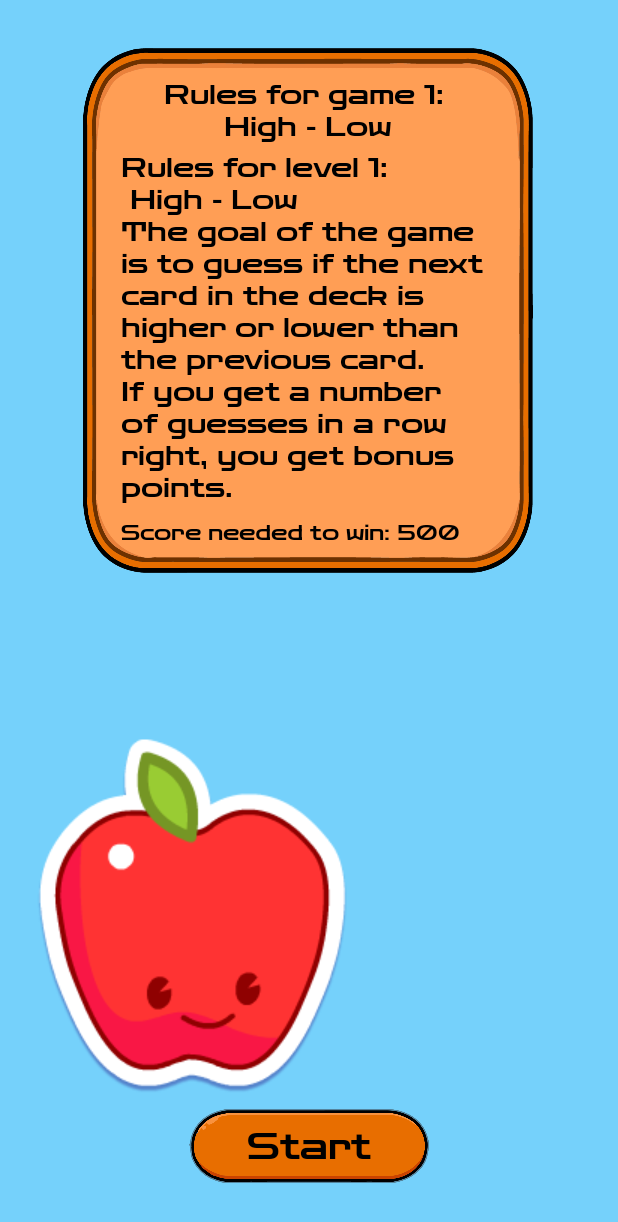
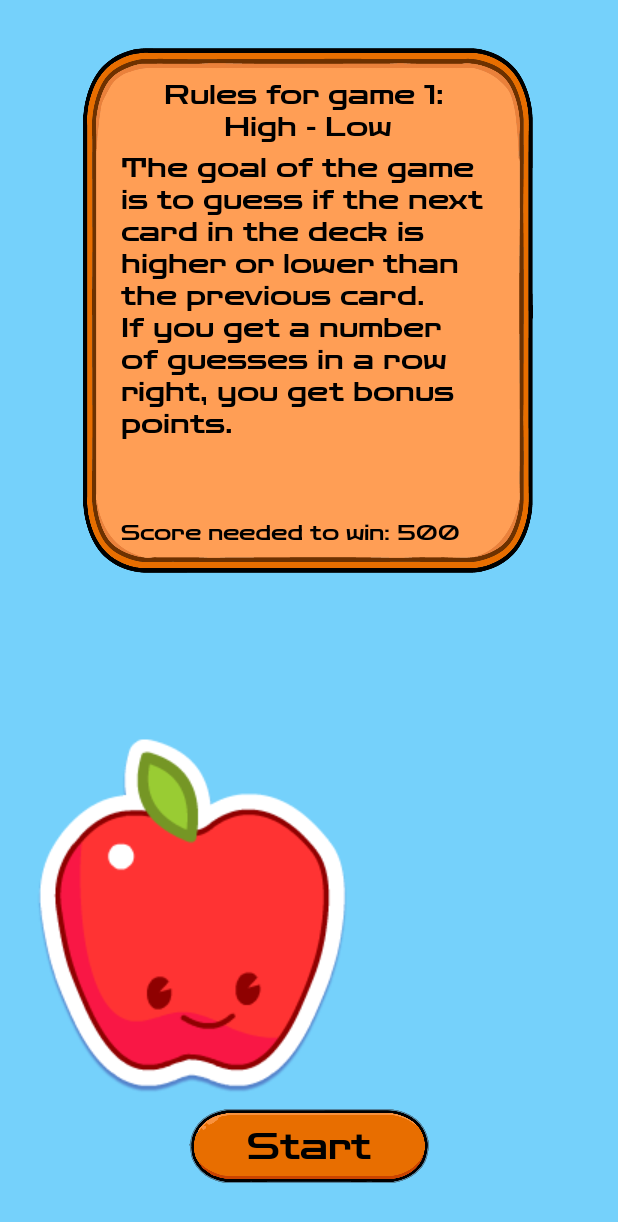
Before and after one commit to jonasbondesson84/ma23_kotlin_CardGame, an Android app: the fragment gameDoneFragment placed in its activity, after a tap on an icon or button, on a phone screen of 412 x 824 dp. Shown: the top 1222 px of the screen. Run offline under Robolectric (Android 15) with nearby library versions, the phone set to English and light mode, and no system bars; 6 statements that could not run were skipped.

Commit message:
fixed some rules text and moved some buttons

```diff
--- a/app/src/main/java/com/example/cardgame/GameEngine.kt
+++ b/app/src/main/java/com/example/cardgame/GameEngine.kt
@@ -3,18 +3,18 @@
 object GameEngine {
 
     var gameLevels = listOf(
-        Level(1, "Rules for level 1: \n High - Low \nThe goal of the game is to guess if the next card in the deck is higher or lower than the previous card. If you get a number of guesses in a row right, you get bonus points. ", 500, 0, 0, R.drawable.beetroot, "High - Low"),
-        Level(2, "Rules for level 2: \n High - Low \nThe goal of the game is to guess if the next card in the deck is higher or lower than the previous card. If you get a number of guesses in a row right, you get bonus points. ", 1000, 0, 0, R.drawable.beachball, "High - Low"),
-        Level(3, "Rules for level 3: \n High - Low \nThe goal of the game is to guess if the next card in the deck is higher or lower than the previous card. If you get a number of guesses in a row right, you get bonus points. ", 1500, 0, 0, R.drawable.carrot, "High - Low"),
-        Level(4, "Rules for level 4: \n High - Lowe \nThe goal of the game is to guess if the next card in the deck is higher or lower than the previous card. If you get a number of guesses in a row right, you get bonus points. ", 2000, 0, 0, R.drawable.tomato, "High - Low"),
-        Level(5, "Rules for level 5: \n Go fish! \nOn your turn, ask the other player if they have any cards of a specific rank. If they have matching cards in their hand, they have to give you all of them and you lay them out for scoring. If they don’t have any cards, then you draw a card. You get score based on how many pairs you and your opponent have at the end of the game.", 100, 0, 1, R.drawable.tree, "Go fish"),
-        Level(6, "Rules for level 6: \n Go fish! \nOn your turn, ask the other player if they have any cards of a specific rank. If they have matching cards in their hand, they have to give you all of them and you lay them out for scoring. If they don’t have any cards, then you draw a card. You get score based on how many pairs you and your opponent have at the end of the game.", 300, 0, 1, R.drawable.carrot, "Go fish"),
-        Level(7, "Rules for level 7: \n Go fish! \nOn your turn, ask the other player if they have any cards of a specific rank. If they have matching cards in their hand, they have to give you all of them and you lay them out for scoring. If they don’t have any cards, then you draw a card. You get score based on how many pairs you and your opponent have at the end of the game.", 500, 0, 1, R.drawable.bush, "Go fish"),
-        Level(8, "Rules for level 8: \n Crazy eight \nThe goal of Crazy Eights is to get rid of all the cards in your hand before the other player. You each start with 5 cards in your hand and a face-up card in the middle. If you have a card that matches either the suit or rank of the card in the middle, play it on your turn. Otherwise, you draw cards until you’re able to play one. The 8s are wild, so you can play them whenever you want and choose the suit for the next player. You get score based on what is left in your opponents hand when someones hand is empty", 100, 0, 2, R.drawable.beachball, "Crazy eight"),
-        Level(9, "Rules for level 9: \n Crazy eight \nThe goal of Crazy Eights is to get rid of all the cards in your hand before the other player. You each start with 5 cards in your hand and a face-up card in the middle. If you have a card that matches either the suit or rank of the card in the middle, play it on your turn. Otherwise, you draw cards until you’re able to play one. The 8s are wild, so you can play them whenever you want and choose the suit for the next player. You get score based on what is left in your opponents hand when someones hand is empty", 10, 120, 2, R.drawable.tomato, "Crazy eight"),
-        Level(10, "Rules for level 10: \n Crazy eight \nThe goal of Crazy Eights is to get rid of all the cards in your hand before the other player. You each start with 5 cards in your hand and a face-up card in the middle. If you have a card that matches either the suit or rank of the card in the middle, play it on your turn. Otherwise, you draw cards until you’re able to play one. The 8s are wild, so you can play them whenever you want and choose the suit for the next player. You get score based on what is left in your opponents hand when someones hand is empty", 10, 140, 2, R.drawable.fountain, "Crazy eight")
+        Level(1, "The goal of the game is to guess if the next card in the deck is higher or lower than the previous card. If you get a number of guesses in a row right, you get bonus points. ", 500, 0, 0, R.drawable.beetroot, "High - Low"),
+        Level(2, "The goal of the game is to guess if the next card in the deck is higher or lower than the previous card. If you get a number of guesses in a row right, you get bonus points. ", 1000, 0, 0, R.drawable.beachball, "High - Low"),
+        Level(3, "The goal of the game is to guess if the next card in the deck is higher or lower than the previous card. If you get a number of guesses in a row right, you get bonus points. ", 1500, 0, 0, R.drawable.carrot, "High - Low"),
+        Level(4, "The goal of the game is to guess if the next card in the deck is higher or lower than the previous card. If you get a number of guesses in a row right, you get bonus points. ", 2000, 0, 0, R.drawable.tomato, "High - Low"),
+        Level(5, "On your turn, ask the other player if they have any cards of a specific rank. If they have matching cards in their hand, they have to give you all of them and you lay them out for scoring. If they don’t have any cards, then you draw a card. You get score based on how many pairs you and your opponent have at the end of the game.", 100, 0, 1, R.drawable.tree, "Go fish"),
+        Level(6, "On your turn, ask the other player if they have any cards of a specific rank. If they have matching cards in their hand, they have to give you all of them and you lay them out for scoring. If they don’t have any cards, then you draw a card. You get score based on how many pairs you and your opponent have at the end of the game.", 200, 0, 1, R.drawable.carrot, "Go fish"),
+        Level(7, "On your turn, ask the other player if they have any cards of a specific rank. If they have matching cards in their hand, they have to give you all of them and you lay them out for scoring. If they don’t have any cards, then you draw a card. You get score based on how many pairs you and your opponent have at the end of the game.", 400, 0, 1, R.drawable.bush, "Go fish"),
+        Level(8, "The goal of Crazy Eights is to get rid of all the cards in your hand before the other player. You each start with 5 cards in your hand and a face-up card in the middle. If you have a card that matches either the suit or rank of the card in the middle, play it on your turn. Otherwise, you draw cards until you’re able to play one. The 8s are wild, so you can play them whenever you want and choose the suit for the next player. You get score based on what is left in your opponents hand when someones hand is empty", 100, 0, 2, R.drawable.beachball, "Crazy eight"),
+        Level(9, "The goal of Crazy Eights is to get rid of all the cards in your hand before the other player. You each start with 5 cards in your hand and a face-up card in the middle. If you have a card that matches either the suit or rank of the card in the middle, play it on your turn. Otherwise, you draw cards until you’re able to play one. The 8s are wild, so you can play them whenever you want and choose the suit for the next player. You get score based on what is left in your opponents hand when someones hand is empty", 120, 0, 2, R.drawable.tomato, "Crazy eight"),
+        Level(10, "The goal of Crazy Eights is to get rid of all the cards in your hand before the other player. You each start with 5 cards in your hand and a face-up card in the middle. If you have a card that matches either the suit or rank of the card in the middle, play it on your turn. Otherwise, you draw cards until you’re able to play one. The 8s are wild, so you can play them whenever you want and choose the suit for the next player. You get score based on what is left in your opponents hand when someones hand is empty", 140, 0, 2, R.drawable.fountain, "Crazy eight")
     )
-    var currentLevel = 0;
+    var currentLevel = 0
 
 
 
--- a/app/src/main/java/com/example/cardgame/gameDoneFragment.kt
+++ b/app/src/main/java/com/example/cardgame/gameDoneFragment.kt
@@ -90,13 +90,13 @@
         (activity as GameScreen).saveData()
         (activity as GameScreen).loadGameProgress()
 
-        imNextGame.setOnClickListener() {
+        imNextGame.setOnClickListener {
             GameEngine.currentLevel++
             goToProgressTree()
         }
 
-        imReplayGame.setOnClickListener() {
-            goToNextGame(null)
+        imReplayGame.setOnClickListener {
+            goToNextGame()
         }
 
 
@@ -109,8 +109,9 @@
             withContext(Dispatchers.Main) {
                 for(i in 0 .. levelScore) {
                     tvScore.text = i.toString()
+                    setStars(i)
                     delay(1L)
-                    setStars(i)
+
                 }
             }
         }
@@ -139,13 +140,13 @@
     }
 
     fun getStarsImages(levelScore: Int, scoreForStar: Int): Int {
-        if(levelScore > scoreForStar) {
+        if(levelScore >= scoreForStar) {
             return R.drawable.icon_large_star_whiteoutline
         } else {
             return R.drawable.icon_large_starsrey_seethroughoutline
         }
     }
-    fun goToNextGame(view: View?) {
+    fun goToNextGame() {
         (activity as? GameScreen)?.switchFragment(null, gameIntroFragment(), false)
     }
     fun goToProgressTree() {
@@ -157,7 +158,7 @@
          * Use this factory method to create a new instance of
          * this fragment using the provided parameters.
          *
-         * @param param1 Parameter 1.
+         * @param score Parameter 1.
          * @param param2 Parameter 2.
          * @return A new instance of fragment gameDoneFragment.
          */
--- a/app/src/main/res/layout/fragment_game_mode1.xml
+++ b/app/src/main/res/layout/fragment_game_mode1.xml
@@ -109,10 +109,10 @@
             android:id="@+id/imGoFishButton"
             android:layout_width="120dp"
             android:layout_height="152dp"
-            android:layout_marginStart="5dp"
+            android:layout_marginEnd="5dp"
             android:src="@drawable/iconbutton_large_orange_rounded"
             app:layout_constraintBottom_toTopOf="@id/rvHumanCards"
-            app:layout_constraintStart_toStartOf="parent" />
+            app:layout_constraintEnd_toEndOf="parent" />
 
         <androidx.recyclerview.widget.RecyclerView
             android:id="@+id/rvAICards"
--- a/app/src/main/res/layout/fragment_game_mode2.xml
+++ b/app/src/main/res/layout/fragment_game_mode2.xml
@@ -207,7 +207,7 @@
             android:layout_marginEnd="8dp"
             android:layout_marginBottom="8dp"
             android:src="@drawable/iconbutton_large_orange_rounded"
-            app:layout_constraintBottom_toBottomOf="parent"
+            app:layout_constraintBottom_toTopOf="@id/rvHumanCardsGAMEMODE2"
             app:layout_constraintEnd_toEndOf="parent" />
 
         <TextView
--- a/app/src/main/res/layout/fragment_main_meny.xml
+++ b/app/src/main/res/layout/fragment_main_meny.xml
@@ -94,12 +94,13 @@
             android:id="@+id/textView5"
             android:layout_width="wrap_content"
             android:layout_height="wrap_content"
+            android:layout_marginTop="30dp"
             android:fontFamily="@font/zen_dots"
             android:text="@string/app_name"
             android:textColor="@color/black"
             android:textSize="32sp"
-            app:layout_constraintBottom_toTopOf="@+id/imageView19"
             app:layout_constraintEnd_toEndOf="@+id/imageView17"
-            app:layout_constraintStart_toStartOf="@+id/imageView17" />
+            app:layout_constraintStart_toStartOf="@+id/imageView17"
+            app:layout_constraintTop_toTopOf="@+id/imageView17" />
     </androidx.constraintlayout.widget.ConstraintLayout>
 </FrameLayout>
```
